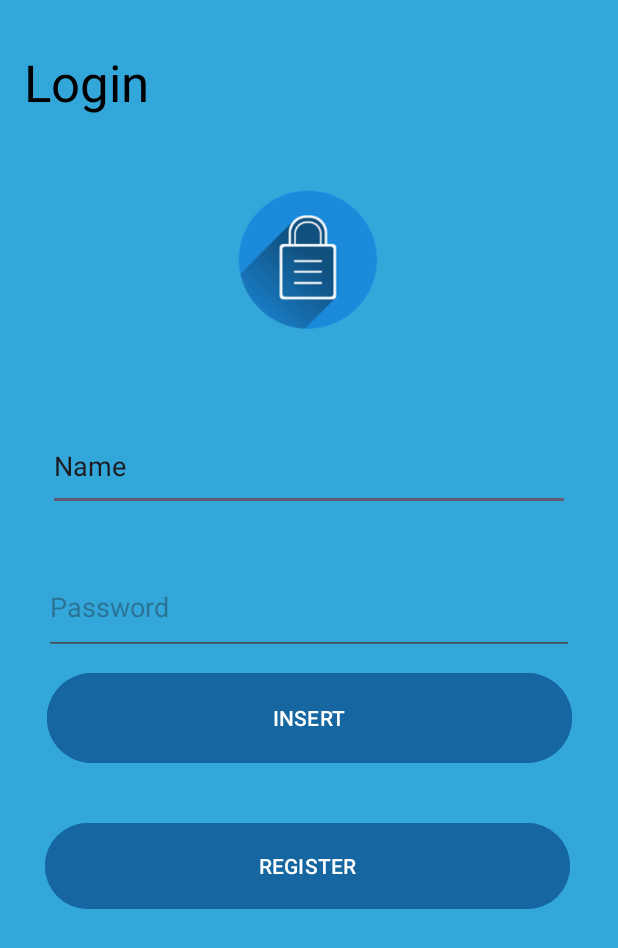
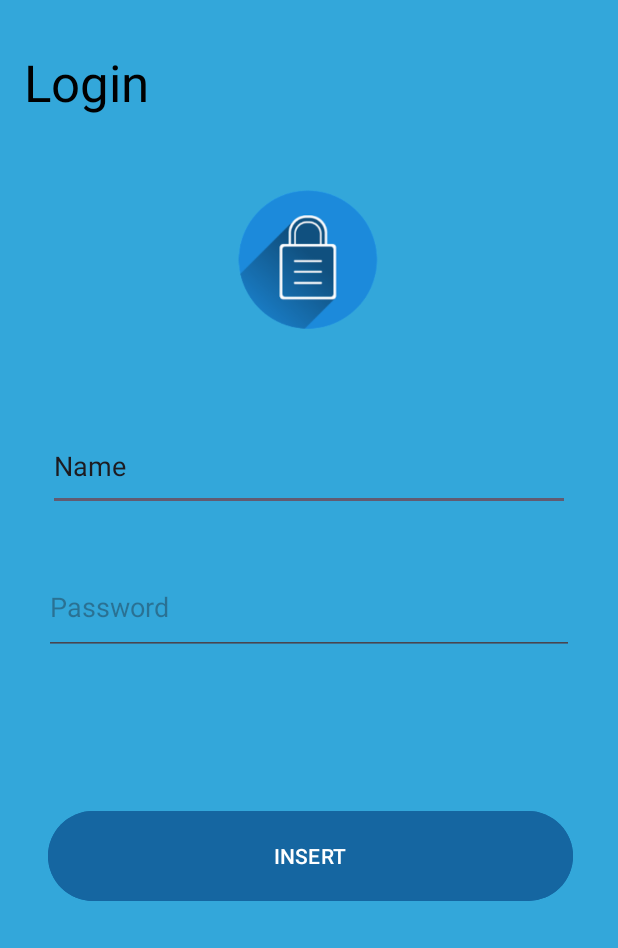
Before and after one commit to SeRGiMeLLaMo/LoginDI, an Android app: the screen it shows after launch (MainActivity), on a phone screen of 412 x 824 dp. Shown: the top 948 px of the screen. Run offline under Robolectric (Android 15) with nearby library versions, the phone set to English and light mode, and no system bars.

Commit message:
primera subida

```diff
--- a/app/src/main/java/com/example/login/MainActivity.java
+++ b/app/src/main/java/com/example/login/MainActivity.java
@@ -2,13 +2,22 @@ package com.example.login;
 
 import androidx.appcompat.app.AppCompatActivity;
 
+import android.content.Intent;
 import android.os.Bundle;
+import android.view.View;
 import android.widget.EditText;
 import android.widget.Toast;
+
+import com.example.login.model.User;
+
+import java.util.ArrayList;
 
 public class MainActivity extends AppCompatActivity {
     private EditText met_user;
     private EditText met_password;
+
+    private ArrayList<User> listUser;
+    private User objUser;
 
 
    @Override
@@ -19,17 +28,33 @@ public class MainActivity extends AppCompatActivity {
         met_user = (EditText) findViewById(R.id.editTextText);
         met_password = (EditText) findViewById(R.id.editTextTextPassword);
     }
-    /**public void Entrar(View view){
-        String usuario = met_usuario.getText().toString();
-        String password = met_password.getText().toString();
-        if(usuario.length()==0){
-            Toast.makeText(this, "Falta el usuario", Toast.LENGTH_SHORT).show();
-        }
+
+    public void  insert(View view){
+       Intent i = new Intent(this, MainRegister.class);
+       startActivity(i);
+
+    }
+
+    public void llenarUser(){
+       listUser = new ArrayList<User>();
+       listUser.add(new User("Pepe", "admin"));
+    }
+
+    private void insert(){
+       llenarUser();
+       String name = met_user.getText().toString();
+       String password = met_password.getText().toString();
+       if(name.length()==0){
+           Toast.makeText(this, "Falta el usuario", Toast.LENGTH_SHORT).show();
+       }
         if(password.length()==0){
             Toast.makeText(this, "Falta la contraseña", Toast.LENGTH_SHORT).show();
         }
-        if(usuario.length()!=0 && password.length() !=0){
+        if(name.length()!=0 && password.length() !=0){
             Toast.makeText(this, "correct Login", Toast.LENGTH_SHORT).show();
         }
-    }*/
+
+    }
+
+
 }
--- a/app/src/main/res/layout/activity_main.xml
+++ b/app/src/main/res/layout/activity_main.xml
@@ -67,28 +67,16 @@
         android:layout_width="350dp"
         android:layout_height="68dp"
         android:layout_marginStart="32dp"
-        android:layout_marginTop="8dp"
+        android:layout_marginTop="100dp"
         android:layout_marginEnd="32dp"
         android:backgroundTint="#1566A1"
+        android:onClick="insert"
         android:text="INSERT"
+
         app:layout_constraintEnd_toEndOf="parent"
-
+        app:layout_constraintHorizontal_bias="0.0"
         app:layout_constraintStart_toStartOf="parent"
         app:layout_constraintTop_toBottomOf="@+id/editTextTextPassword" />
 
 
-    <Button
-        android:id="@+id/button2"
-        android:layout_width="350dp"
-        android:layout_height="65dp"
-        android:layout_marginStart="32dp"
-        android:layout_marginTop="32dp"
-        android:layout_marginEnd="32dp"
-        android:backgroundTint="#1566A1"
-        android:text="REGISTER"
-        app:layout_constraintEnd_toEndOf="parent"
-        app:layout_constraintHorizontal_bias="1.0"
-        app:layout_constraintStart_toStartOf="parent"
-        app:layout_constraintTop_toBottomOf="@+id/button" />
-
 </androidx.constraintlayout.widget.ConstraintLayout>
```
Also changed, not shown: app/src/main/java/com/example/login/model/User.java (added, +40 -0 lines).
